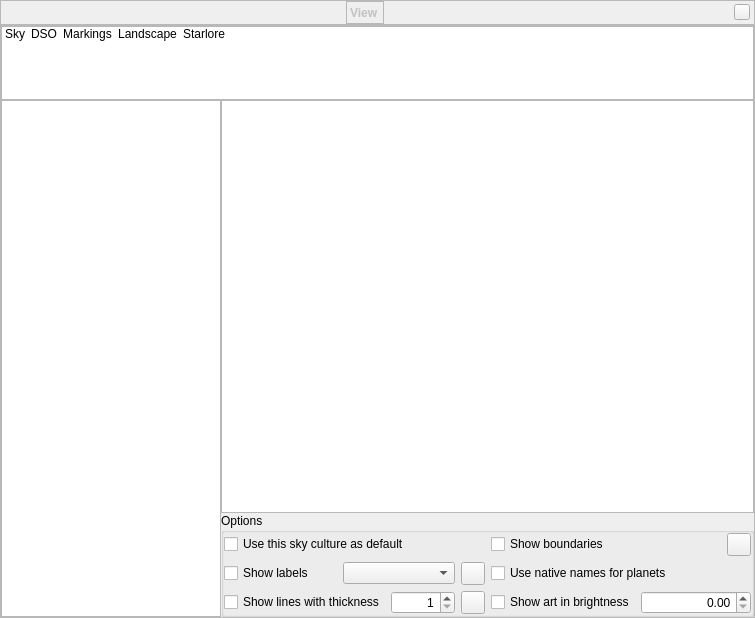
First picture: the form in src/gui/viewDialog.ui, repository 519984307/stellarium_src, before the edit.
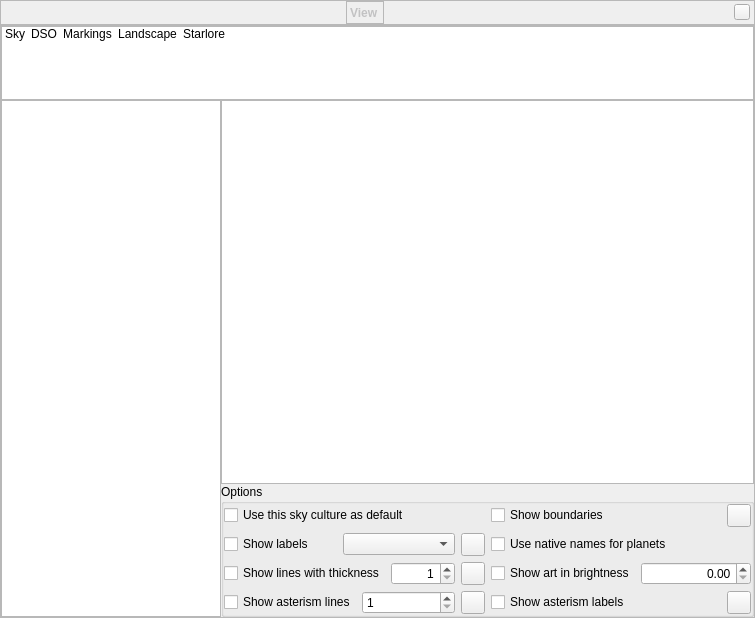
Second picture: the form after the edit. The open tabs and pages were chosen to show the change. Icons and pictures are not drawn. Custom widgets are drawn as their Qt base class.

Commit message: Added support an asterisms for the sky cultures ('big asterisms' are supported at the moment)

```diff
--- a/src/gui/viewDialog.ui
+++ b/src/gui/viewDialog.ui
@@ -2906,6 +2906,55 @@
                </item>
               </layout>
              </item>
+             <item row="4" column="0">
+              <layout class="QHBoxLayout" name="horizontalLayout_asterismLines">
+               <item>
+                <widget class="QCheckBox" name="showAsterismLinesCheckBox">
+                 <property name="text">
+                  <string>Show asterism lines</string>
+                 </property>
+                </widget>
+               </item>
+               <item>
+                <widget class="QDoubleSpinBox" name="asterismLineThicknessSpinBox">
+                 <property name="decimals">
+                  <number>0</number>
+                 </property>
+                 <property name="minimum">
+                  <double>1.000000000000000</double>
+                 </property>
+                 <property name="maximum">
+                  <double>5.000000000000000</double>
+                 </property>
+                </widget>
+               </item>
+               <item>
+                <widget class="QToolButton" name="colorAsterismLines">
+                 <property name="toolTip">
+                  <string>Color of lines of asterisms</string>
+                 </property>
+                </widget>
+               </item>
+              </layout>
+             </item>
+             <item row="4" column="1">
+              <layout class="QHBoxLayout" name="horizontalLayout_asterismLabels">
+               <item>
+                <widget class="QCheckBox" name="showAsterismLabelsCheckBox">
+                 <property name="text">
+                  <string>Show asterism labels</string>
+                 </property>
+                </widget>
+               </item>
+               <item>
+                <widget class="QToolButton" name="colorAsterismLabels">
+                 <property name="toolTip">
+                  <string>Color of names of asterisms</string>
+                 </property>
+                </widget>
+               </item>
+              </layout>
+             </item>
             </layout>
            </widget>
           </item>
```
The commit also changes 14 other files.
